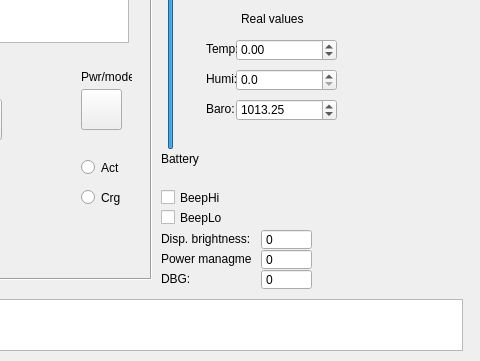
Old version of the form Qsim/simu_hygro/simuhygro/mainw.ui in the repository nagyizee/Hygrometer; both pictures show x 149 to 629 and y 121 to 482 of the 629 by 482 pixel window.
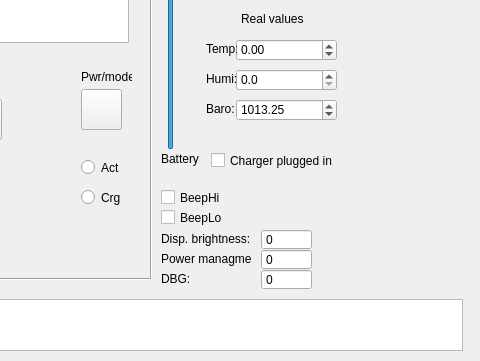
New version of the form.

Commit message: - massive refactoring in core - created non-volatile and volatile data categories - save / reload non-volatile operations / setup - proper start-up procedure in core - commands to ui working in standby on simulator: 5s batt.charge detection, 1min stdby pressure read

Diff of the .ui file:
```diff
--- a/Qsim/simu_hygro/simuhygro/mainw.ui
+++ b/Qsim/simu_hygro/simuhygro/mainw.ui
@@ -541,6 +541,19 @@
      <number>1</number>
     </property>
    </widget>
+   <widget class="QCheckBox" name="cb_charge">
+    <property name="geometry">
+     <rect>
+      <x>360</x>
+      <y>270</y>
+      <width>131</width>
+      <height>23</height>
+     </rect>
+    </property>
+    <property name="text">
+     <string>Charger plugged in</string>
+    </property>
+   </widget>
   </widget>
  </widget>
  <layoutdefault spacing="6" margin="11"/>
```
The commit also changes 11 other files.
